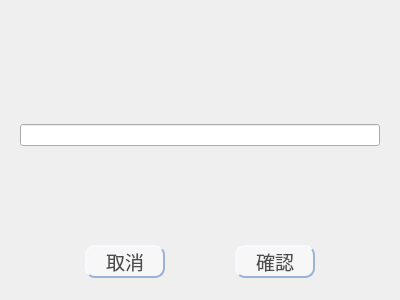
Above: src/AdbClient/DialogMsg.ui from roger0816/Adb before the change. Below: the same form after it.
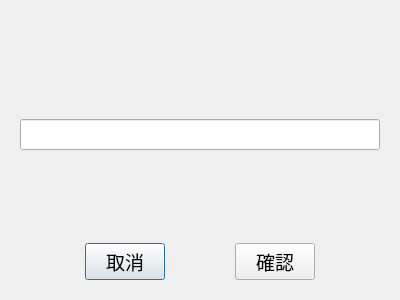
That is the form after the change.

```diff
--- a/src/AdbClient/DialogMsg.ui
+++ b/src/AdbClient/DialogMsg.ui
@@ -19,43 +19,7 @@
    <string>Dialog</string>
   </property>
   <property name="styleSheet">
-   <string notr="true">QPushButton
-    {    
-     background-color: rgb(247,247,247); 
-        border-style: outset; 
-  border-radius: 10px; 
-    padding:0px;     
-        border-width: 2px; 
-      border-color: #99b3d3; 
-	font: 75 12pt &quot;Agency FB&quot;;
-color:rgb(77,77,77);
-
-     }
-
-    QPushButton:hover
-    {    
-	font: 75 14pt &quot;Agency FB&quot;;
-      border-color: gray; 
-     border-width: 3px; 
-
-     }
-
-    QPushButton:pressed:checked
-    {    
-		font: 75 16pt &quot;Agency FB&quot;;
-      border-color: black; 
-     border-width: 3px; 
-
-     }
-
-    QPushButton:checked
-    {    
-		font: 75 16pt &quot;Agency FB&quot;;
-      border-color: black; 
-     border-width: 3px; 
-
-
-     }
+   <string notr="true">
 
 </string>
   </property>
```
